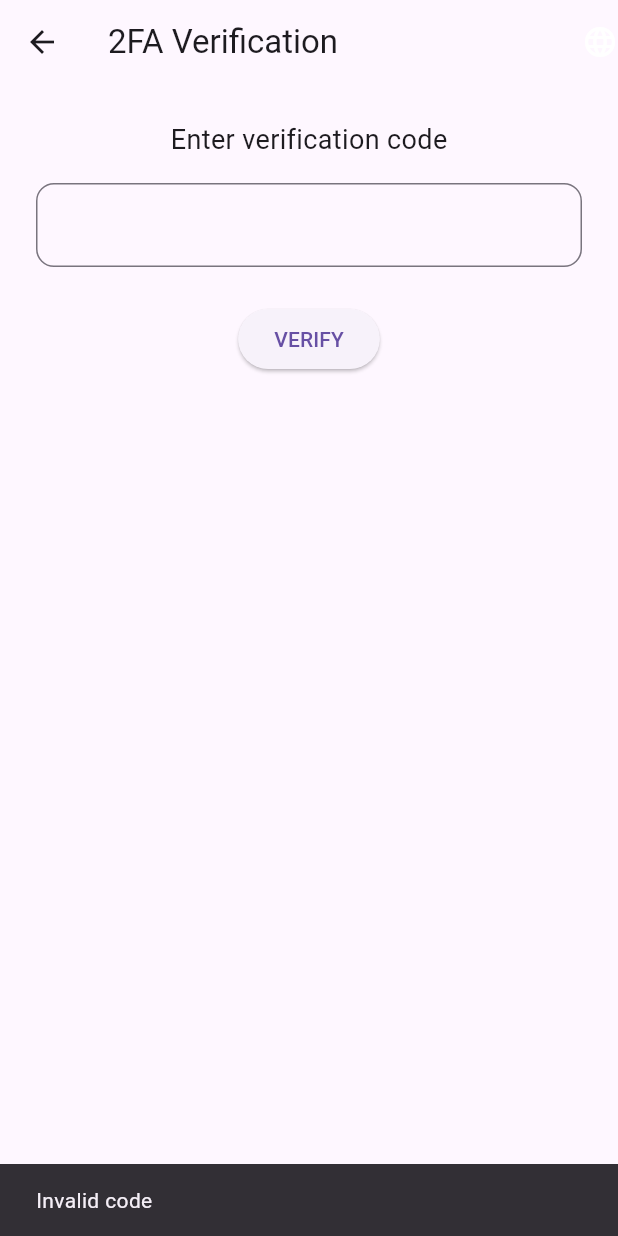
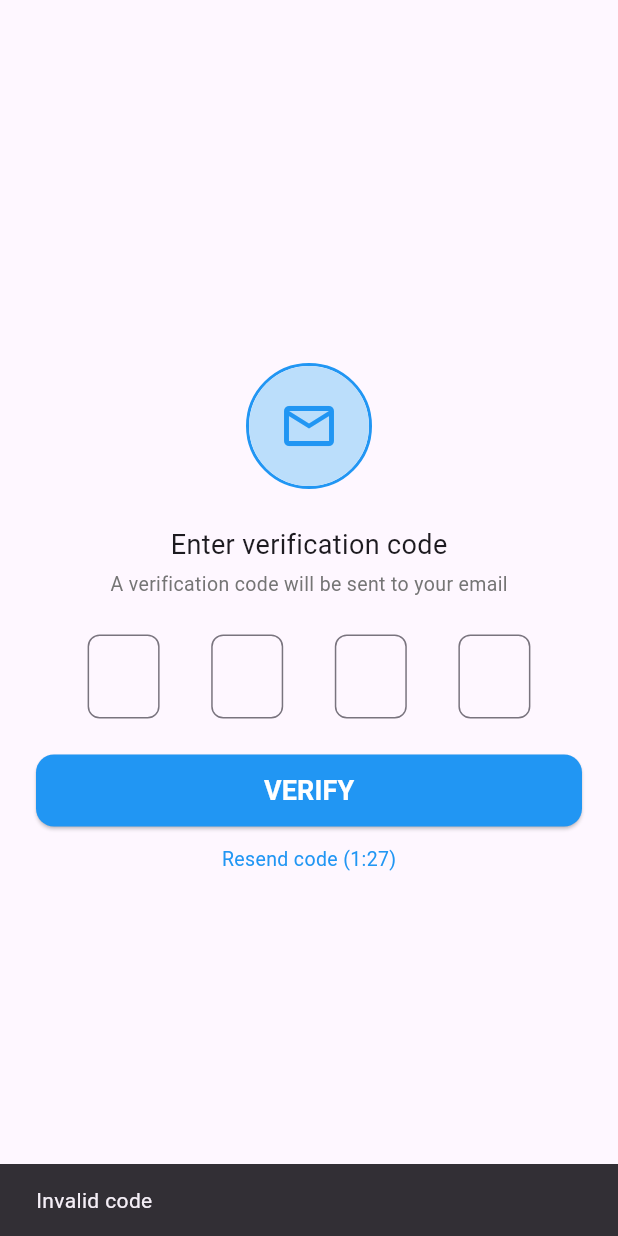
Before and after one commit to foxzilisk-dp/workpermit_sgn, a Flutter app: the VerificationScreen screen opened by its route, after a tap on "VERIFY", on a phone screen of 412 x 824 dp. Run offline on Flutter 3.47's test engine with Material 3 defaults, Android fonts, the phone set to English and light mode, and no system bars; our stand-ins replace shared_preferences; accounts and stored records are empty.

Commit message:
add verification screen with working resend, auto-timer, and code validation from local JSON • UI matches design mock with 4-digit input boxes • Countdown timer resets when resending • Code loaded from assets/mock/verification_code.json • Resend action clears input and shows snackbar • Fully localized (EN/TH) using AppLocalizations

```diff
--- /dev/null
+++ b/assets/verification_code.json
@@ -0,0 +1,3 @@
+{
+  "code": "0000"
+}
--- a/lib/screens/verification_screen.dart
+++ b/lib/screens/verification_screen.dart
@@ -1,5 +1,7 @@
+import 'dart:async';
+import 'dart:convert';
 import 'package:flutter/material.dart';
-import '../services/auth_service.dart';
+import 'package:flutter/services.dart';
 import '../local_stores/local_store.dart';
 
 class VerificationScreen extends StatefulWidget {
@@ -11,69 +13,185 @@ class VerificationScreen extends StatefulWidget {
 }
 
 class _VerificationScreenState extends State<VerificationScreen> {
-  final TextEditingController _codeController = TextEditingController();
+  final List<TextEditingController> _controllers =
+      List.generate(4, (_) => TextEditingController());
+  Timer? _resendTimer;
+  int _secondsRemaining = 90;
+  String _expectedCode = '0000'; // default, will be overwritten
+
+  @override
+  void initState() {
+    super.initState();
+    _startTimer();
+    _loadExpectedCode(); // load from mock JSON
+  }
+
+  // Load verification code from assets/mock/verification_code.json
+  Future<void> _loadExpectedCode() async {
+    final jsonStr =
+        await rootBundle.loadString('assets/verification_code.json');
+    final data = json.decode(jsonStr);
+    setState(() {
+      _expectedCode = data['code'];
+    });
+  }
+
+  void _startTimer() {
+    _resendTimer?.cancel();
+    _secondsRemaining = 90;
+    _resendTimer = Timer.periodic(const Duration(seconds: 1), (timer) {
+      if (_secondsRemaining > 0) {
+        setState(() => _secondsRemaining--);
+      } else {
+        timer.cancel();
+      }
+    });
+  }
+
+  // Called when user taps "Verify"
+  void _submitCode() async {
+    final code = _controllers.map((c) => c.text).join();
+    if (code == _expectedCode) {
+      Navigator.pushReplacementNamed(context, '/dashboard');
+    } else {
+      ScaffoldMessenger.of(context).showSnackBar(
+        SnackBar(
+            content:
+                Text(AppLocalizations.of(context).translate('invalid_code'))),
+      );
+    }
+  }
+
+  // Called when user taps "Resend Code"
+  void _onResendCode() async {
+    for (var controller in _controllers) {
+      controller.clear(); // Clear previous inputs
+    }
+
+    _startTimer(); // Restart timer
+    await _loadExpectedCode(); // Reload code from JSON (simulate refresh)
+
+    ScaffoldMessenger.of(context).showSnackBar(
+      const SnackBar(content: Text('Verification code has been resent.')),
+    );
+  }
 
   @override
   Widget build(BuildContext context) {
-    final localtext = AppLocalizations.of(context);
+    final t = AppLocalizations.of(context);
 
     return Scaffold(
-      appBar: AppBar(
-        title: Text(localtext.translate('2fa_title')),
-        actions: [
-          DropdownButton<Locale>(
-            underline: const SizedBox(),
-            icon: const Icon(Icons.language, color: Colors.white),
-            onChanged: (locale) {
-              if (locale != null) widget.setLocale(locale);
-            },
-            items: const [
-              DropdownMenuItem(value: Locale('en'), child: Text('EN')),
-              DropdownMenuItem(value: Locale('th'), child: Text('TH')),
+      body: SafeArea(
+        child: Padding(
+          padding: const EdgeInsets.symmetric(horizontal: 24),
+          child: Column(
+            mainAxisAlignment: MainAxisAlignment.center,
+            children: [
+              // Blue icon in a bordered circle
+              Container(
+                decoration: BoxDecoration(
+                  shape: BoxShape.circle,
+                  border: Border.all(color: Colors.blue, width: 2),
+                ),
+                child: const CircleAvatar(
+                  radius: 40,
+                  backgroundColor: Color(0xffbbdefb),
+                  child:
+                      Icon(Icons.email_outlined, size: 40, color: Colors.blue),
+                ),
+              ),
+              const SizedBox(height: 24),
+
+              Text(t.translate('enter_code'),
+                  style: const TextStyle(fontSize: 18)),
+              const SizedBox(height: 4),
+              Text(t.translate('login_hint'),
+                  style: TextStyle(color: Colors.grey[600], fontSize: 13)),
+              const SizedBox(height: 24),
+
+              // 4 digit input boxes
+              Row(
+                mainAxisAlignment: MainAxisAlignment.spaceEvenly,
+                children: List.generate(4, (i) {
+                  return SizedBox(
+                    width: 48,
+                    child: TextField(
+                      controller: _controllers[i],
+                      keyboardType: TextInputType.number,
+                      textAlign: TextAlign.center,
+                      maxLength: 1,
+                      onChanged: (val) {
+                        if (val.isNotEmpty && i < 3) {
+                          FocusScope.of(context).nextFocus();
+                        }
+                      },
+                      decoration: InputDecoration(
+                        counterText: '',
+                        border: OutlineInputBorder(
+                            borderRadius: BorderRadius.circular(8)),
+                      ),
+                    ),
+                  );
+                }),
+              ),
+              const SizedBox(height: 24),
+
+              // Verify button
+              SizedBox(
+                width: double.infinity,
+                height: 48,
+                child: ElevatedButton(
+                  onPressed: _submitCode,
+                  style: ElevatedButton.styleFrom(
+                    backgroundColor: Colors.blue,
+                    shape: RoundedRectangleBorder(
+                        borderRadius: BorderRadius.circular(12)),
+                  ),
+                  child: Text(t.translate('verify'),
+                      style: const TextStyle(
+                          fontWeight: FontWeight.bold,
+                          color: Colors.white,
+                          fontSize: 18)),
+                ),
+              ),
+              const SizedBox(height: 12),
+
+              // Resend code button or countdown
+              GestureDetector(
+                onTap: _secondsRemaining == 0 ? _onResendCode : null,
+                child: Text(
+                  _secondsRemaining == 0
+                      ? t.translate('resend')
+                      : '${t.translate('resend')} (${_formatTime(_secondsRemaining)})',
+                  style: TextStyle(
+                    fontSize: 13,
+                    color:
+                        _secondsRemaining == 0 ? Colors.grey[800] : Colors.blue,
+                    decoration: _secondsRemaining == 0
+                        ? TextDecoration.underline
+                        : null,
+                  ),
+                ),
+              ),
             ],
           ),
-        ],
-      ),
-      body: Padding(
-        padding: const EdgeInsets.all(24),
-        child: Column(
-          children: [
-            Text(
-              localtext.translate('enter_code'),
-              style: const TextStyle(fontSize: 18),
-            ),
-            const SizedBox(height: 16),
-            TextField(
-              controller: _codeController,
-              keyboardType: TextInputType.number,
-              textAlign: TextAlign.center,
-              maxLength: 4,
-              decoration: InputDecoration(
-                counterText: "",
-                border: OutlineInputBorder(
-                  borderRadius: BorderRadius.circular(12),
-                ),
-              ),
-            ),
-            const SizedBox(height: 24),
-            ElevatedButton(
-              onPressed: () async {
-                final code = _codeController.text.trim();
-                final verified = await AuthService().verifyCode(code, context);
-                if (verified) {
-                  Navigator.pushReplacementNamed(context, '/dashboard');
-                } else {
-                  ScaffoldMessenger.of(context).showSnackBar(
-                    SnackBar(
-                        content: Text(localtext.translate('invalid_code'))),
-                  );
-                }
-              },
-              child: Text(localtext.translate('verify')),
-            ),
-          ],
         ),
       ),
     );
   }
+
+  String _formatTime(int seconds) {
+    final m = (seconds ~/ 60).toString().padLeft(1, '0');
+    final s = (seconds % 60).toString().padLeft(2, '0');
+    return '$m:$s';
+  }
+
+  @override
+  void dispose() {
+    _resendTimer?.cancel();
+    for (var c in _controllers) {
+      c.dispose();
+    }
+    super.dispose();
+  }
 }
--- a/pubspec.yaml
+++ b/pubspec.yaml
@@ -27,6 +27,7 @@ flutter:
   assets:
     - assets/languaues/
     - assets/users.json
+    - assets/verification_code.json
   #  - images/a_dot_burr.jpeg
   #  - images/a_dot_ham.jpeg
   # fonts:
```
